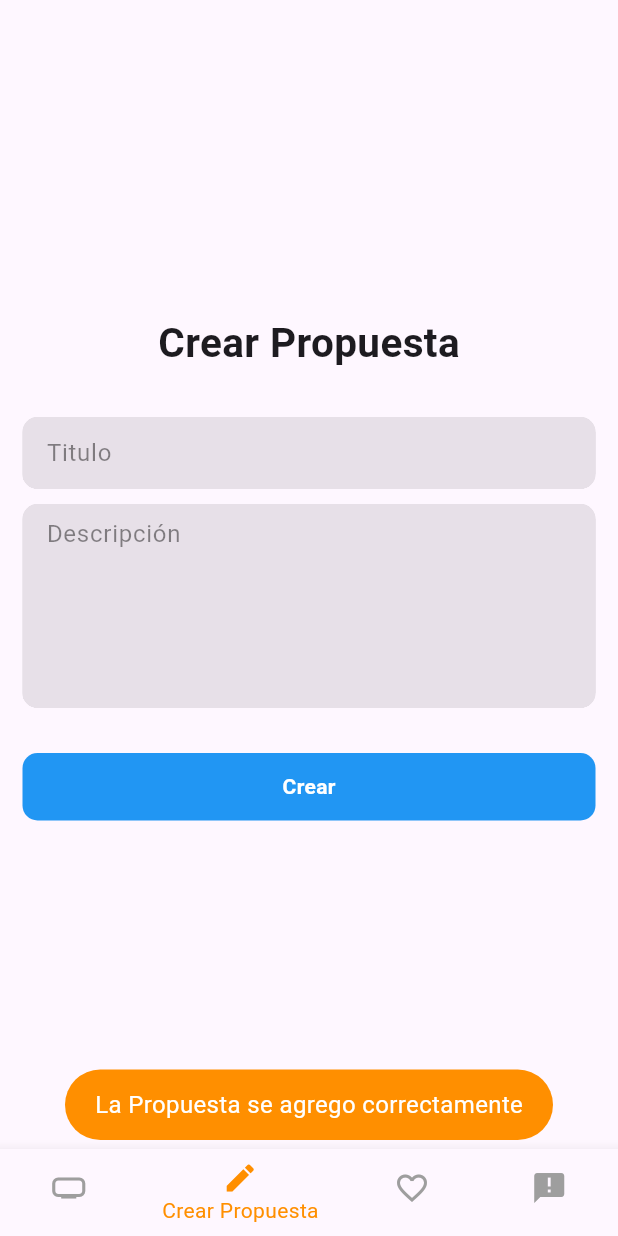
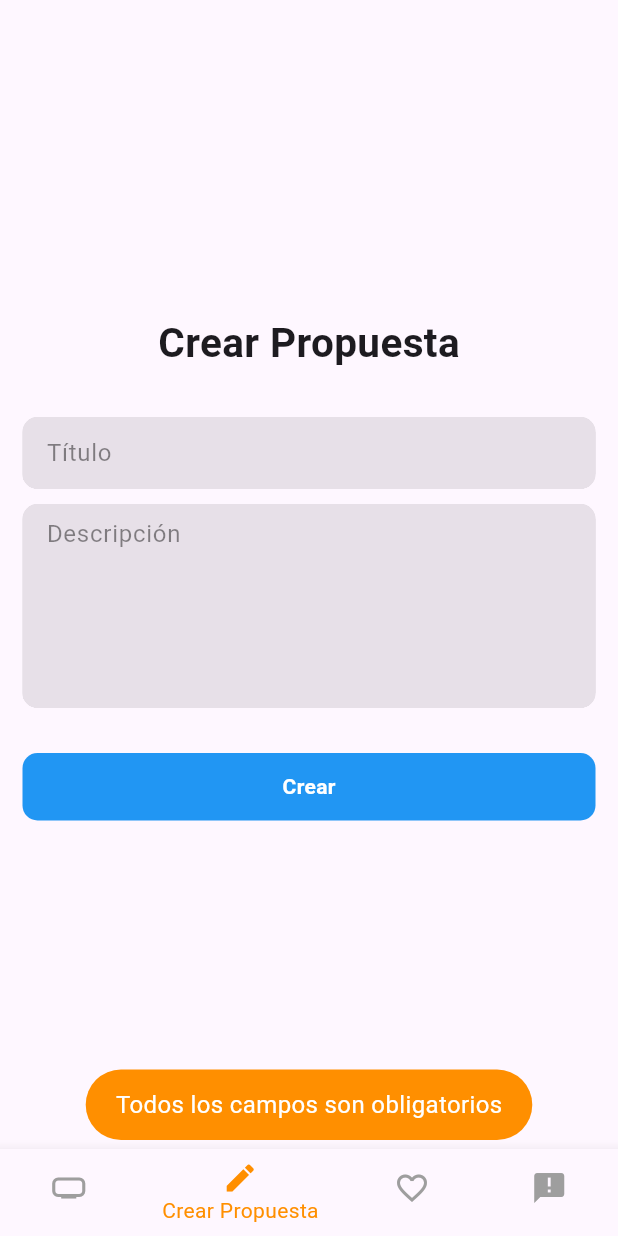
Before and after one commit to andrestejada/ucompensar-hibridas, a Flutter app: the CreateProposalView screen opened by its route, after a tap on "Crear", on a phone screen of 412 x 824 dp. Run offline on Flutter 3.47's test engine with Material 3 defaults, Android fonts, the phone set to English and light mode, and no system bars; our stand-ins replace cloud_firestore, firebase_auth, firebase_core, firebase_storage, fluttertoast, go_router and 1 more; accounts and stored records are empty.

Commit message:
validar todos los campos en el formulario

```diff
--- a/lib/views/create_proposal_view.dart
+++ b/lib/views/create_proposal_view.dart
@@ -18,12 +18,19 @@ class _CreateProposalViewState extends State<CreateProposalView> {
   TextEditingController _titleController = TextEditingController();
   TextEditingController _descriptionController = TextEditingController();
 
+  // Método para validar campos y crear propuesta
   void _createProposal() async {
+    // Verifica si los campos están vacíos
+    if (_titleController.text.isEmpty || _descriptionController.text.isEmpty) {
+      showToast(message: "Todos los campos son obligatorios");  // Mostrar toast si hay campos vacíos
+      return;  // Detener ejecución si hay campos vacíos
+    }
+
     setState(() {
       _isLoading = true;
     });
 
-
+    try {
       User? user = FirebaseAuth.instance.currentUser;
       final docRef = db.collection("users").doc(user?.uid);
       final userInfo = await docRef.get();
@@ -31,23 +38,32 @@ class _CreateProposalViewState extends State<CreateProposalView> {
       if (!userInfo.exists) {
         throw Exception("User document not found");
       }
+
+      // Crear objeto con la propuesta
       final usersProposal = <String, dynamic>{
         "title": _titleController.text,
         "description": _descriptionController.text,
         "likes": 0,
         "likedBy": [],
-      "user": userInfo.data()
+        "user": userInfo.data(),
       };
 
+      // Guardar propuesta en Firestore
       await db.collection("proposals").add(usersProposal);
 
+      // Limpiar los campos del formulario
       _descriptionController.text = "";
       _titleController.text = "";
+
+      showToast(message: "La propuesta se agregó correctamente");
+      context.go('/proposals');
+    } catch (e) {
+      showToast(message: "Error al crear la propuesta: $e");
+    } finally {
       setState(() {
         _isLoading = false;
       });
-
-    showToast(message: "La Propuesta se agrego correctamente");
+    }
   }
 
   @override
@@ -63,32 +79,26 @@ class _CreateProposalViewState extends State<CreateProposalView> {
                 "Crear Propuesta",
                 style: TextStyle(fontSize: 27, fontWeight: FontWeight.bold),
               ),
-              SizedBox(
-                height: 30,
-              ),
+              SizedBox(height: 30),
               FormContainerWidget(
                 controller: _titleController,
-                hintText: "Titulo",
+                hintText: "Título",
                 validator: (value) {
                   if (value == null || value.isEmpty) {
-                    return 'Please enter some text';
+                    return 'Por favor, ingresa un título';
                   }
                   return null;
                 },
               ),
-              SizedBox(
-                height: 10,
-              ),
+              SizedBox(height: 10),
               FormContainerWidget(
                 controller: _descriptionController,
                 hintText: "Descripción",
                 isTextArea: true,
               ),
-              SizedBox(
-                height: 30,
-              ),
+              SizedBox(height: 30),
               GestureDetector(
-                onTap: _createProposal,
+                onTap: _createProposal,  // Llamar al método de crear propuesta
                 child: Container(
                   width: double.infinity,
                   height: 45,
@@ -111,14 +121,11 @@ class _CreateProposalViewState extends State<CreateProposalView> {
                   ),
                 ),
               ),
-              SizedBox(
-                height: 10,
-              ),
+              SizedBox(height: 10),
             ],
           ),
         ),
       ),
     );
-
   }
 }
```
Lines whose indentation alone changed are shown as unchanged.
